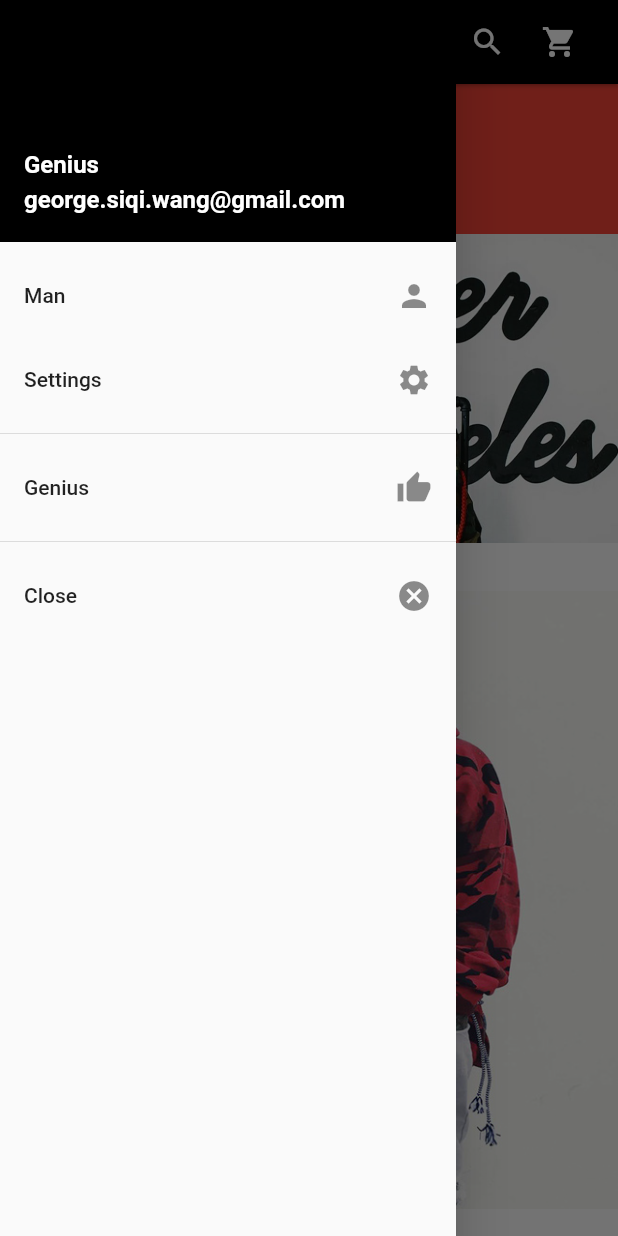
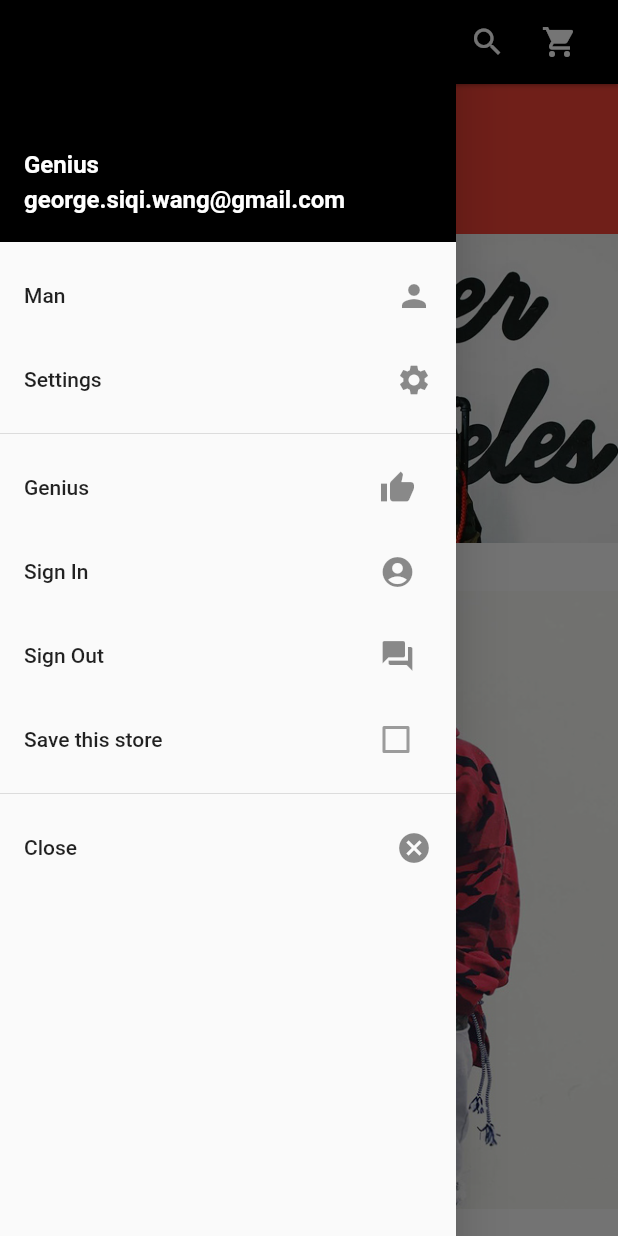
Before and after one commit to George47/Genius, a Flutter app: the screen it shows after launch, with the side drawer open, on a phone screen of 412 x 824 dp. Run offline on Flutter 3.47's test engine with Material 2 defaults, Android fonts, the phone set to English and light mode, and no system bars; our stand-ins replace firebase_auth; accounts and stored records are empty.

Commit message:
check connection on firebase ios

```diff
--- a/lib/gen_drawer.dart
+++ b/lib/gen_drawer.dart
@@ -1,5 +1,6 @@
 import 'package:flutter/material.dart';
 import 'package:Genius/pages/store_category_home.dart';
+import 'package:firebase_auth/firebase_auth.dart';
 
 class GenDrawer extends StatefulWidget {
   @override
@@ -71,7 +72,48 @@ class _GenDrawerState extends State<GenDrawer> {
 
           new ListTile(
             title: new Text("Genius"),
-            trailing: new Icon(Icons.thumb_up),
+            trailing: new Padding(
+              padding: const EdgeInsets.only(right: 11),
+              child: Icon(
+                Icons.thumb_up
+              ),
+            ),
+          ),
+          new ListTile(
+            title: new Text("Sign In"),
+            trailing: new Padding(
+              padding: const EdgeInsets.only(right: 11),
+              child: Icon(
+                Icons.account_circle
+              ),
+            ),
+            onTap: () {
+              checkUser();
+            },
+          ),
+          new ListTile(
+            title: new Text("Sign Out"),
+            trailing: new Padding(
+              padding: const EdgeInsets.only(right: 11),
+              child: Icon(
+                Icons.question_answer
+              ),
+            ),
+            onTap: () {
+              signOut();
+            },
+          ),
+
+          new ListTile(
+            title: new Text("Save this store"),
+            trailing: new Padding(
+              padding: const EdgeInsets.only(left: 10),
+              child: Checkbox(
+              checkColor: Colors.black,
+              value: false,
+              onChanged: null,
+            ),
+            ),
           ),
 
           new Divider(),
@@ -83,4 +125,17 @@ class _GenDrawerState extends State<GenDrawer> {
         ],
     );
   }
+
+  void signOut() async {
+    final FirebaseAuth _auth = FirebaseAuth.instance;
+    _auth.signOut();
+    print("signed out");
+  }
+
+  void checkUser() async {
+    final FirebaseAuth _auth = FirebaseAuth.instance;
+    final FirebaseUser user = await _auth.currentUser();
+    final uid = user.uid;
+    print(uid);
+  }
 }
```
